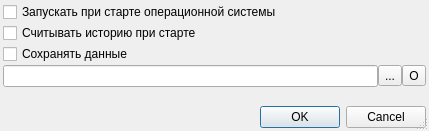
trdm/Clint, file settingthdlg.ui: the form before one commit.
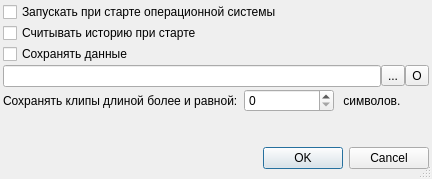
The form after the commit.

Diff of the .ui file:
```diff
--- a/settingthdlg.ui
+++ b/settingthdlg.ui
@@ -6,8 +6,8 @@
    <rect>
     <x>0</x>
     <y>0</y>
-    <width>429</width>
-    <height>131</height>
+    <width>432</width>
+    <height>179</height>
    </rect>
   </property>
   <property name="windowTitle">
@@ -30,7 +30,7 @@
     <number>3</number>
    </property>
    <property name="bottomMargin">
-    <number>3</number>
+    <number>10</number>
    </property>
    <item>
     <widget class="QCheckBox" name="startWithOS">
@@ -130,6 +130,30 @@
      </item>
     </layout>
    </item>
+   <item>
+    <layout class="QHBoxLayout" name="horizontalLayout_2">
+     <property name="spacing">
+      <number>6</number>
+     </property>
+     <item>
+      <widget class="QLabel" name="label">
+       <property name="text">
+        <string>Сохранять клипы длиной более и равной:</string>
+       </property>
+      </widget>
+     </item>
+     <item>
+      <widget class="QSpinBox" name="minClipLenght"/>
+     </item>
+     <item>
+      <widget class="QLabel" name="label_2">
+       <property name="text">
+        <string> символов.</string>
+       </property>
+      </widget>
+     </item>
+    </layout>
+   </item>
    <item>
     <spacer name="verticalSpacer">
      <property name="orientation">
```
